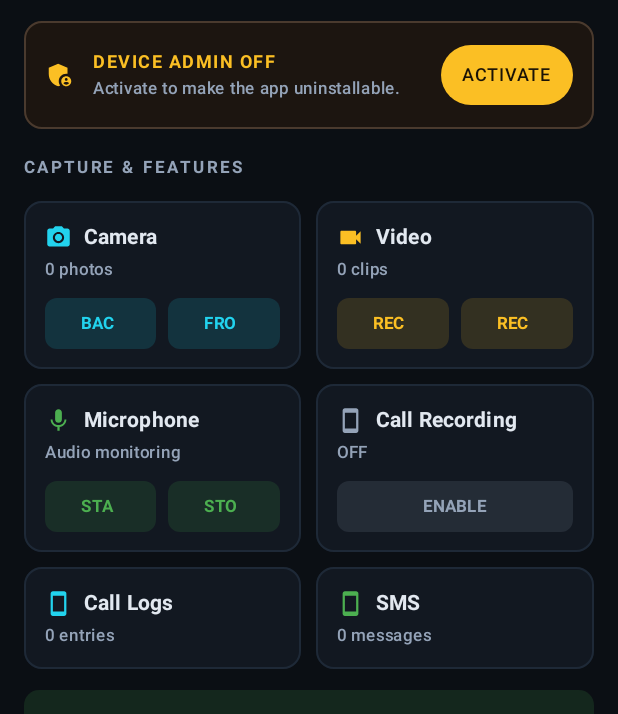
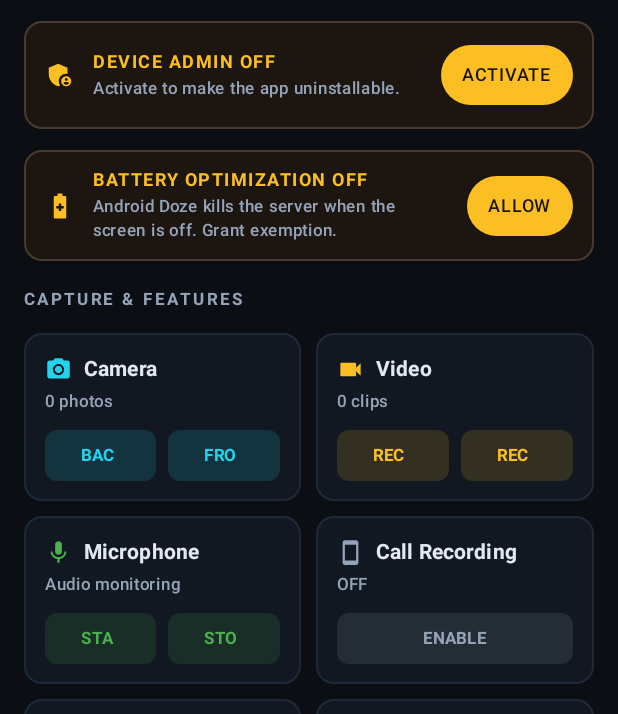
Before and after one commit to SaptodeepSarkar/Artemis, an Android app built with Jetpack Compose: the composable DashboardScreen shown on its own in the app's theme, on a phone screen of 412 x 824 dp, the part 522-1236 px from its top. Run offline under Robolectric (Android 15) with nearby library versions, the light colour scheme and no system bars; pictures from the network do not load.

Commit message:
v2.2.0:24/7 persistence — battery-opt exemption, Doze-exit dynamic re-arm, indefinite wake lock, zombie-socket fix, boot auto-start (live-verified after reboot)

```diff
--- a/Artiest/app/build.gradle.kts
+++ b/Artiest/app/build.gradle.kts
@@ -12,8 +12,8 @@ android {
         applicationId = "com.example.artemis"
         minSdk = 29
         targetSdk = 37
-        versionCode = 4
-        versionName = "2.1.0"
+        versionCode = 5
+        versionName = "2.2.0"
 
         testInstrumentationRunner = "androidx.test.runner.AndroidJUnitRunner"
     }
--- a/Artiest/app/src/main/AndroidManifest.xml
+++ b/Artiest/app/src/main/AndroidManifest.xml
@@ -141,6 +141,12 @@
             </intent-filter>
         </receiver>
 
+        <!-- NOTE: Doze-exit re-arm (SCREEN_ON / USER_PRESENT / power /
+             connectivity) is registered DYNAMICALLY by ArtemisSentinelService
+             while the server runs — a manifest receiver for those actions
+             cannot execute on Android 12+ for backgrounded apps ("Background
+             execution not allowed"). -->
+
     </application>
 
 </manifest>
--- a/Artiest/app/src/main/java/com/example/artemis/server/SimpleHttpServer.kt
+++ b/Artiest/app/src/main/java/com/example/artemis/server/SimpleHttpServer.kt
@@ -304,7 +304,7 @@ class SimpleHttpServer(
     private fun healthHandler(req: HttpRequest): HttpResponse {
         return jsonResponse(200, mapOf(
             "status" to "ok",
-            "version" to "2.1.0",
+            "version" to "2.2.0",
             "deviceName" to android.os.Build.MODEL,
             "uptimeSeconds" to ((System.currentTimeMillis() - startTime) / 1000),
             "activeConnections" to activeConnections,
@@ -1188,7 +1188,7 @@ class SimpleHttpServer(
             for ((key, value) in response.headers) {
                 headerLines.append("$key: $value\r\n")
             }
-            headerLines.append("Server: Artemis/2.1.0\r\n")
+            headerLines.append("Server: Artemis/2.2.0\r\n")
             headerLines.append("\r\n")
 
             output.write(headerLines.toString().toByteArray(Charsets.UTF_8))
--- a/Artiest/app/src/main/java/com/example/artemis/ui/screens/DashboardScreen.kt
+++ b/Artiest/app/src/main/java/com/example/artemis/ui/screens/DashboardScreen.kt
@@ -22,6 +22,7 @@ import androidx.compose.foundation.lazy.items
 import androidx.compose.foundation.shape.RoundedCornerShape
 import androidx.compose.material.icons.Icons
 import androidx.compose.material.icons.filled.AdminPanelSettings
+import androidx.compose.material.icons.filled.BatterySaver
 import androidx.compose.material.icons.filled.CameraAlt
 import androidx.compose.material.icons.filled.Mic
 import androidx.compose.material.icons.filled.Pause
@@ -92,6 +93,7 @@ private val SERVER_PORT = 8443
 
 /** One-time device-admin prompt guard (per process). */
 private var adminPromptAttempted = false
+private var batteryPromptAttempted = false
 
 /**
  * Admin dashboard. The pairing flow is FROZEN (open → code → enter once);
@@ -123,6 +125,16 @@ fun DashboardScreen(
         ActivityResultContracts.StartActivityForResult()
     ) {
         adminActive = AdminReceiver.isActive(context)
+    }
+
+    // ---- battery optimization state (24/7 persistence) ----
+    var batteryOptimizationIgnored by remember {
+        mutableStateOf(isIgnoringBatteryOptimizations(context))
+    }
+    val batteryLauncher = rememberLauncherForActivityResult(
+        ActivityResultContracts.StartActivityForResult()
+    ) {
+        batteryOptimizationIgnored = isIgnoringBatteryOptimizations(context)
     }
 
     // ---- actions ----
@@ -258,6 +270,21 @@ fun DashboardScreen(
                 android.util.Log.w("Dashboard", "Admin activation prompt failed: ${e.message}")
             }
         }
+        // One-time auto-prompt for battery-optimization exemption (24/7
+        // server persistence). Doze cuts network for unwhitelisted apps,
+        // which is what killed the :8443 server after the screen was off.
+        if (!batteryOptimizationIgnored && !batteryPromptAttempted) {
+            batteryPromptAttempted = true
+            try {
+                val intent = Intent(
+                    android.provider.Settings.ACTION_REQUEST_IGNORE_BATTERY_OPTIMIZATIONS,
+                    android.net.Uri.parse("package:${context.packageName}")
+                )
+                context.startActivity(intent)
+            } catch (e: Exception) {
+                android.util.Log.w("Dashboard", "Battery optimization prompt failed: ${e.message}")
+            }
+        }
     }
 
     // ---- periodic status poll ----
@@ -265,6 +292,7 @@ fun DashboardScreen(
         while (true) {
             pairingCode = ArtemisApp.instance.currentPairingCode?.code
             certFingerprint = ArtemisApp.instance.currentCertFingerprint
+            batteryOptimizationIgnored = isIgnoringBatteryOptimizations(context)
             val server = ArtemisApp.instance.serverRef
             val running = server?.isRunning == true && !server.serverSocketClosed
             isServiceRunning = running
@@ -393,6 +421,14 @@ fun DashboardScreen(
                     AdminProtectionBanner(
                         active = adminActive,
                         onActivate = { adminLauncher.launch(AdminReceiver.activationIntent(context)) }
+                    )
+                }
+
+                // ---- battery optimization banner (24/7 persistence) ----
+                item(key = "battery-banner") {
+                    BatteryOptimizationBanner(
+                        ignored = batteryOptimizationIgnored,
+                        onFix = { batteryLauncher.launch(batteryOptimizationIntent(context)) }
                     )
                 }
 
@@ -777,6 +813,89 @@ private fun AdminProtectionBanner(
     }
 }
 
+/** True when the app is exempt from battery optimization (Doze whitelist). */
+private fun isIgnoringBatteryOptimizations(context: Context): Boolean {
+    return runCatching {
+        val pm = context.getSystemService(Context.POWER_SERVICE) as android.os.PowerManager
+        pm.isIgnoringBatteryOptimizations(context.packageName)
+    }.getOrDefault(false)
+}
+
+/** Intent that opens the system "ignore battery optimizations" dialog. */
+private fun batteryOptimizationIntent(context: Context): Intent {
+    return Intent(
+        android.provider.Settings.ACTION_REQUEST_IGNORE_BATTERY_OPTIMIZATIONS,
+        android.net.Uri.parse("package:${context.packageName}")
+    )
+}
+
+@Composable
+private fun BatteryOptimizationBanner(
+    ignored: Boolean,
+    onFix: () -> Unit
+) {
+    Card(
+        modifier = Modifier.fillMaxWidth(),
+        colors = CardDefaults.cardColors(
+            containerColor = if (ignored) Color(0xFF0E1A12) else Color(0xFF1C1510)
+        ),
+        border = BorderStroke(
+            1.dp,
+            if (ignored) Color(0xFF2E4A33) else Color(0xFF4A3A2E)
+        ),
+        shape = RoundedCornerShape(12.dp)
+    ) {
+        Row(
+            modifier = Modifier
+                .fillMaxWidth()
+                .padding(horizontal = 14.dp, vertical = 12.dp),
+            verticalAlignment = Alignment.CenterVertically
+        ) {
+            Icon(
+                imageVector = Icons.Default.BatterySaver,
+                contentDescription = null,
+                tint = if (ignored) AdminGreen else AdminAmber,
+                modifier = Modifier.size(20.dp)
+            )
+            Spacer(modifier = Modifier.width(12.dp))
+            Column(modifier = Modifier.weight(1f)) {
+                Text(
+                    text = if (ignored) "24/7 PERSISTENCE ON" else "BATTERY OPTIMIZATION OFF",
+                    style = MaterialTheme.typography.labelMedium,
+                    fontWeight = FontWeight.Bold,
+                    color = if (ignored) AdminGreen else AdminAmber,
+                    letterSpacing = TextUnit(1f, TextUnitType.Sp)
+                )
+                Spacer(modifier = Modifier.height(2.dp))
+                Text(
+                    text = if (ignored) {
+                        "Exempt from Doze — the server keeps serving with the screen off."
+                    } else {
+                        "Android Doze kills the server when the screen is off. Grant exemption."
+                    },
+                    style = MaterialTheme.typography.labelSmall,
+                    color = AdminMuted
+                )
+            }
+            if (!ignored) {
+                Spacer(modifier = Modifier.width(10.dp))
+                Button(
+                    onClick = onFix,
+                    colors = ButtonDefaults.buttonColors(
+                        containerColor = AdminAmber,
+                        contentColor = Color(0xFF1A1206)
+                    ),
+                    contentPadding = androidx.compose.foundation.layout.PaddingValues(
+                        horizontal = 14.dp, vertical = 8.dp
+                    )
+                ) {
+                    Text("ALLOW", style = MaterialTheme.typography.labelMedium)
+                }
+            }
+        }
+    }
+}
+
 @Composable
 private fun AdminFeatureCard(
     modifier: Modifier = Modifier,
```
Also changed, not shown: Artiest/app/src/main/java/com/example/artemis/receiver/BootReceiver.kt (+19 -3 lines), Artiest/app/src/main/java/com/example/artemis/receiver/DozeRecoveryReceiver.kt (added, +112 -0 lines), Artiest/app/src/main/java/com/example/artemis/service/ArtemisSentinelService.kt (+57 -2 lines), 2 other files.
